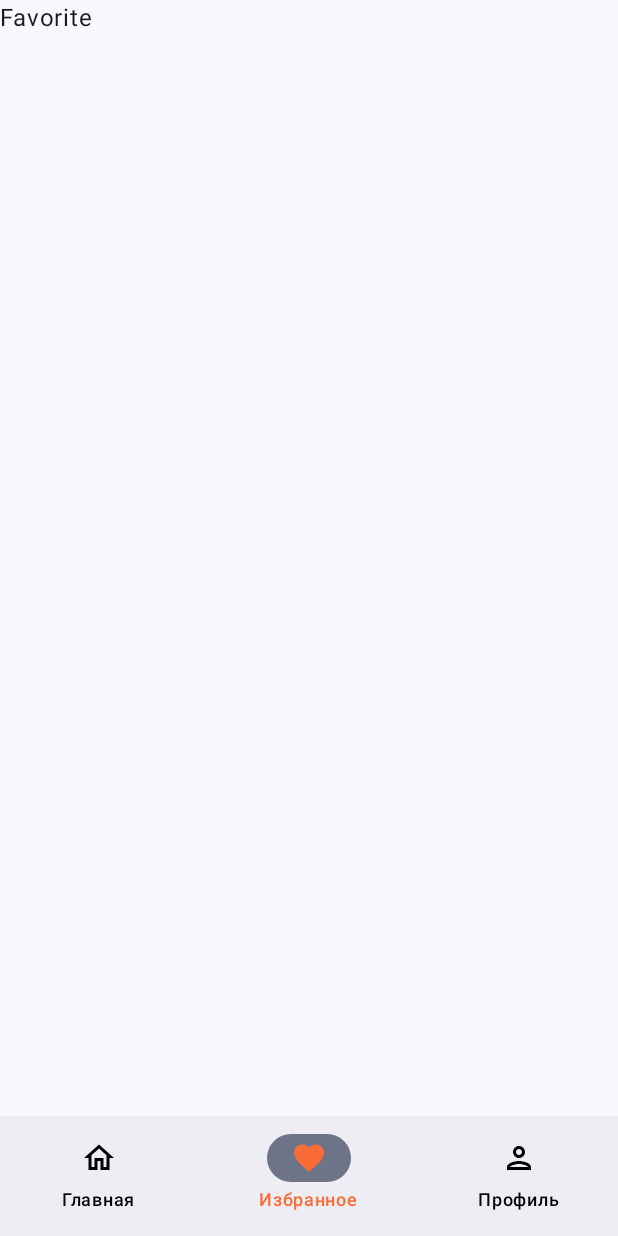
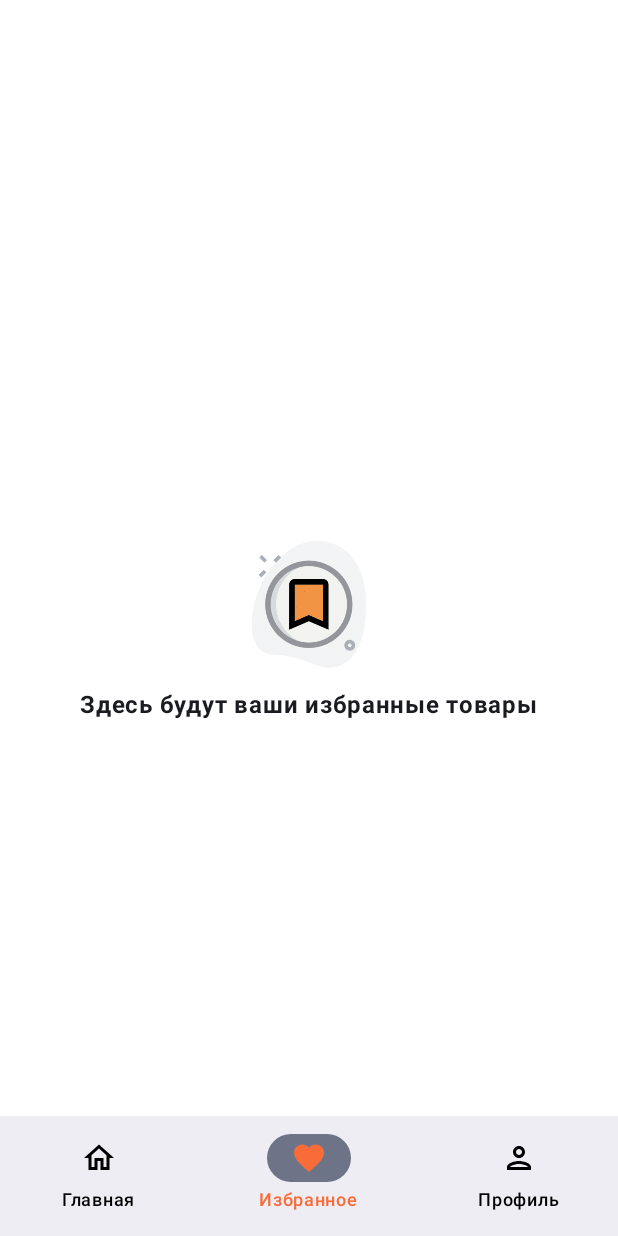
Before and after one commit to BirdUshenin/FabrikaTepla, an Android app built with Jetpack Compose: the screen it shows after launch (MainActivity), item 2 of the bottom bar chosen, on a phone screen of 412 x 824 dp. Run offline under Robolectric (Android 15) with nearby library versions, the phone set to English and light mode, and no system bars; our stand-ins replace accompanist; pictures from the network do not load.

Commit message:
FavoriteScreen

```diff
--- a/app/src/main/java/com/example/fabrikatepla/presentation/ui/MainScreen.kt
+++ b/app/src/main/java/com/example/fabrikatepla/presentation/ui/MainScreen.kt
@@ -1,6 +1,13 @@
 package com.example.fabrikatepla.presentation.ui
 
 import android.annotation.SuppressLint
+import androidx.compose.foundation.Image
+import androidx.compose.foundation.background
+import androidx.compose.foundation.layout.Arrangement
+import androidx.compose.foundation.layout.Column
+import androidx.compose.foundation.layout.fillMaxHeight
+import androidx.compose.foundation.layout.fillMaxWidth
+import androidx.compose.foundation.layout.size
 import androidx.compose.material.icons.Icons
 import androidx.compose.material.icons.filled.ShoppingCart
 import androidx.compose.material3.FloatingActionButton
@@ -19,12 +26,21 @@ import androidx.compose.runtime.getValue
 import androidx.compose.runtime.mutableStateOf
 import androidx.compose.runtime.remember
 import androidx.compose.runtime.rememberCoroutineScope
+import androidx.compose.ui.Alignment
+import androidx.compose.ui.Modifier
 import androidx.compose.ui.graphics.Color
+import androidx.compose.ui.res.painterResource
 import androidx.compose.ui.res.stringResource
+import androidx.compose.ui.text.font.FontWeight
+import androidx.compose.ui.tooling.preview.Preview
+import androidx.compose.ui.unit.dp
+import androidx.compose.ui.unit.sp
 import androidx.navigation.compose.currentBackStackEntryAsState
 import androidx.navigation.compose.rememberNavController
+import com.example.fabrikatepla.R
 import com.example.fabrikatepla.navigation.AppNavGraph
 import com.example.fabrikatepla.navigation.NavBarItem
+import com.example.fabrikatepla.presentation.ui.favorite.FavoriteScreen
 import com.example.fabrikatepla.presentation.ui.home.CategoryItem.CategoryViewModel
 import com.example.fabrikatepla.presentation.ui.home.HomeScreen
 import com.example.fabrikatepla.presentation.ui.home.MainViewModel
@@ -53,29 +69,6 @@ fun MainScreen(
         snackbarHost = {
             SnackbarHost(hostState = snackBarHostState)
         },
-//        floatingActionButton = {
-//            if (fabIsVisible.value) {
-//                FloatingActionButton(
-//                    onClick = {
-//                        scope.launch {
-//                            val snackAction = snackBarHostState.showSnackbar(
-//                                message = "Перейти в корзину",
-//                                actionLabel = "Скрыть окно",
-//                                duration = SnackbarDuration.Long
-//                            )
-//                            if (snackAction == SnackbarResult.ActionPerformed) {
-//                                fabIsVisible.value = false
-//                            }
-//                        }
-//                    }
-//                ) {
-//                    Icon(
-//                        Icons.Filled.ShoppingCart,
-//                        contentDescription = null
-//                    )
-//                }
-//            }
-//        },
         bottomBar = {
             NavigationBar {
                 val navBackStackEntry by navHostController.currentBackStackEntryAsState()
@@ -123,9 +116,10 @@ fun MainScreen(
                     categoryViewModel = categoryViewModel
                 )
             },
-            favoriteContent = { Text(text = "Favorite") },
+            favoriteContent = {
+                FavoriteScreen()
+            },
             profileContent = { Text(text = "Profile") }
         )
     }
-
 }
--- /dev/null
+++ b/app/src/main/java/com/example/fabrikatepla/presentation/ui/favorite/FavoriteScreen.kt
@@ -0,0 +1,45 @@
+package com.example.fabrikatepla.presentation.ui.favorite
+
+import androidx.compose.foundation.Image
+import androidx.compose.foundation.background
+import androidx.compose.foundation.layout.Arrangement
+import androidx.compose.foundation.layout.Column
+import androidx.compose.foundation.layout.fillMaxHeight
+import androidx.compose.foundation.layout.fillMaxWidth
+import androidx.compose.foundation.layout.size
+import androidx.compose.material3.Text
+import androidx.compose.runtime.Composable
+import androidx.compose.ui.Alignment
+import androidx.compose.ui.Modifier
+import androidx.compose.ui.graphics.Color
+import androidx.compose.ui.res.painterResource
+import androidx.compose.ui.text.font.FontWeight
+import androidx.compose.ui.tooling.preview.Preview
+import androidx.compose.ui.unit.dp
+import androidx.compose.ui.unit.sp
+import com.example.fabrikatepla.R
+
+@Preview
+@Composable
+fun FavoriteScreen() {
+    Column (
+        modifier = Modifier
+            .fillMaxWidth()
+            .fillMaxHeight()
+            .background(Color.White),
+        verticalArrangement = Arrangement.Center,
+        horizontalAlignment = Alignment.CenterHorizontally
+    ) {
+        Image(
+            modifier = Modifier.size(115.dp),
+            painter = painterResource(id = R.drawable.favorite),
+            contentDescription = null
+        )
+        Text(
+            modifier = Modifier,
+            text = "Здесь будут ваши избранные товары",
+            fontWeight = FontWeight.Bold,
+            fontSize = 16.sp
+        )
+    }
+}
```
Also changed, not shown: app/src/main/res/drawable/favorite.png (added).
